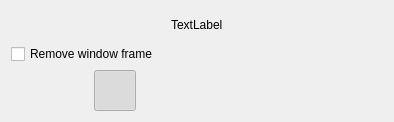
vkohaupt/vokoscreenNG, file src/cameraOne/QvkCameraOneOptions.ui: the form before one commit.
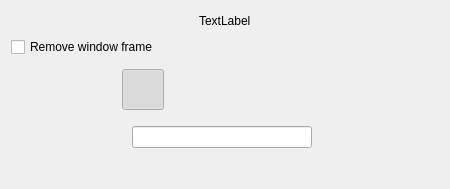
The form after the commit. Icons and pictures are not drawn.

Commit message: X11 camera window

```diff
--- a/src/cameraOne/QvkCameraOneOptions.ui
+++ b/src/cameraOne/QvkCameraOneOptions.ui
@@ -6,8 +6,8 @@
    <rect>
     <x>0</x>
     <y>0</y>
-    <width>394</width>
-    <height>122</height>
+    <width>450</width>
+    <height>189</height>
    </rect>
   </property>
   <property name="windowTitle">
@@ -30,7 +30,65 @@
    </item>
    <item>
     <layout class="QGridLayout" name="gridLayout">
-     <item row="1" column="0" colspan="2">
+     <property name="bottomMargin">
+      <number>20</number>
+     </property>
+     <item row="3" column="0">
+      <layout class="QHBoxLayout" name="horizontalLayout_69" stretch="2,3,2">
+       <property name="topMargin">
+        <number>10</number>
+       </property>
+       <property name="bottomMargin">
+        <number>10</number>
+       </property>
+       <item>
+        <spacer name="horizontalSpacer_18">
+         <property name="orientation">
+          <enum>Qt::Orientation::Horizontal</enum>
+         </property>
+         <property name="sizeHint" stdset="0">
+          <size>
+           <width>40</width>
+           <height>20</height>
+          </size>
+         </property>
+        </spacer>
+       </item>
+       <item>
+        <widget class="QLineEdit" name="lineEditCameraTitel">
+         <property name="inputMask">
+          <string notr="true"/>
+         </property>
+         <property name="text">
+          <string notr="true"/>
+         </property>
+         <property name="alignment">
+          <set>Qt::AlignmentFlag::AlignCenter</set>
+         </property>
+         <property name="placeholderText">
+          <string notr="true"/>
+         </property>
+        </widget>
+       </item>
+       <item>
+        <spacer name="horizontalSpacer_43">
+         <property name="orientation">
+          <enum>Qt::Orientation::Horizontal</enum>
+         </property>
+         <property name="sizeHint" stdset="0">
+          <size>
+           <width>40</width>
+           <height>20</height>
+          </size>
+         </property>
+        </spacer>
+       </item>
+      </layout>
+     </item>
+     <item row="1" column="0">
+      <widget class="QWidget" name="widget" native="true"/>
+     </item>
+     <item row="2" column="0" colspan="2">
       <layout class="QHBoxLayout" name="horizontalLayout_65">
        <property name="spacing">
         <number>0</number>
```
The commit also changes 1 other file.
